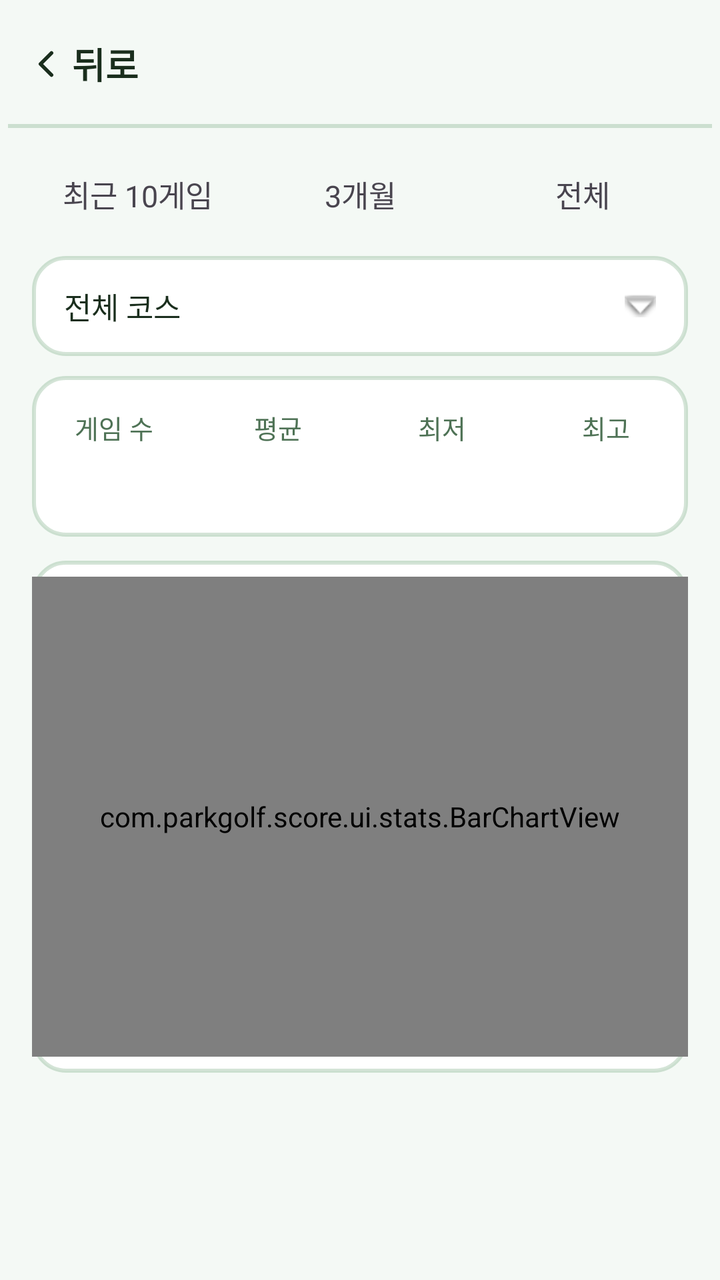
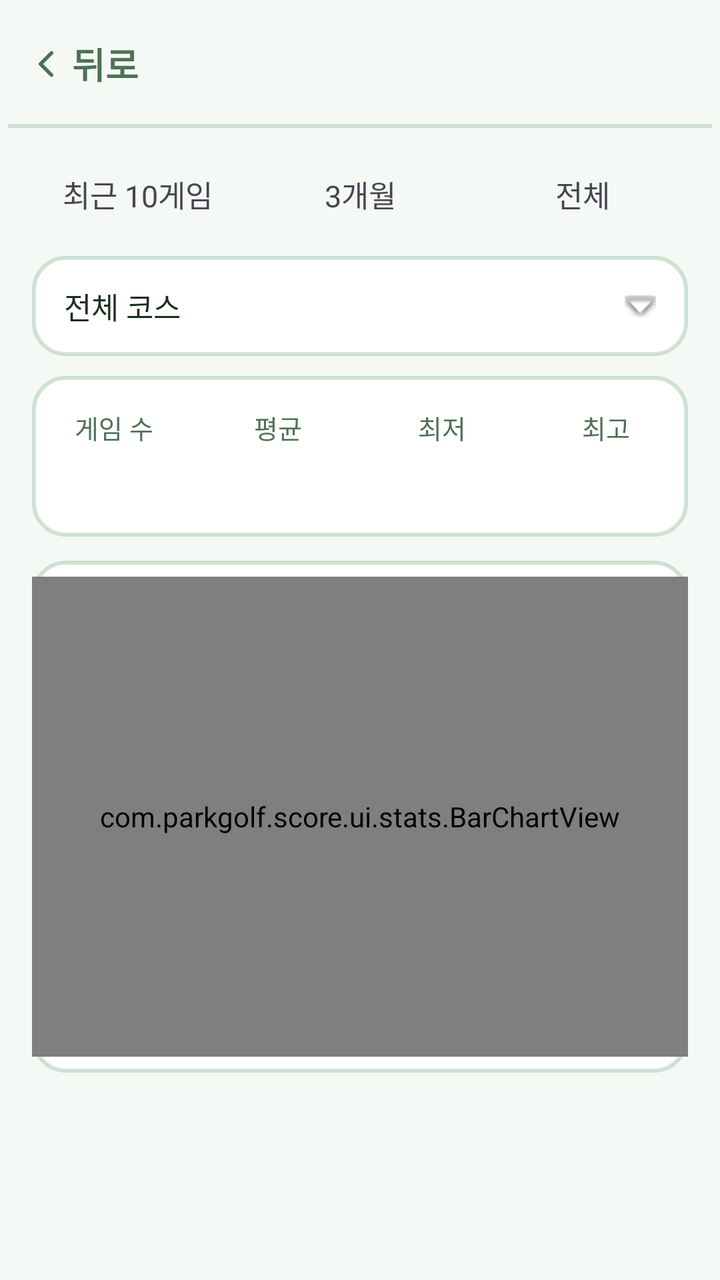

An Android layout rendered at two revisions. The XML below is the earlier revision; the diff shows what the commit changed to produce the second picture.
<!-- AndroidManifest.xml: application theme Theme.ParkGolf -->
<!-- res/layout/fragment_stats.xml -->
<?xml version="1.0" encoding="utf-8"?>
<LinearLayout xmlns:android="http://schemas.android.com/apk/res/android"
    xmlns:app="http://schemas.android.com/apk/res-auto"
    android:layout_width="match_parent" android:layout_height="match_parent"
    android:orientation="vertical" android:background="?attr/parkBackground">
    <include android:id="@+id/topBar" layout="@layout/view_top_bar" />

    <LinearLayout android:layout_width="match_parent" android:layout_height="wrap_content"
        android:orientation="horizontal"
        android:layout_marginHorizontal="@dimen/screen_padding" android:layout_marginTop="12dp">
        <TextView android:id="@+id/tabRecent10"
            android:layout_width="0dp" android:layout_height="wrap_content" android:layout_weight="1"
            android:gravity="center" android:paddingVertical="10dp" android:layout_marginEnd="6dp"
            android:text="@string/stats_period_recent10" android:textSize="15sp" />
        <TextView android:id="@+id/tab3m"
            android:layout_width="0dp" android:layout_height="wrap_content" android:layout_weight="1"
            android:gravity="center" android:paddingVertical="10dp" android:layout_marginEnd="6dp"
            android:text="@string/stats_period_3m" android:textSize="15sp" />
        <TextView android:id="@+id/tabAll"
            android:layout_width="0dp" android:layout_height="wrap_content" android:layout_weight="1"
            android:gravity="center" android:paddingVertical="10dp"
            android:text="@string/stats_period_all" android:textSize="15sp" />
    </LinearLayout>

    <TextView android:id="@+id/btnCourseFilter"
        android:layout_width="match_parent" android:layout_height="wrap_content"
        android:layout_marginHorizontal="@dimen/screen_padding" android:layout_marginTop="10dp"
        android:background="@drawable/bg_card" android:paddingVertical="14dp" android:paddingHorizontal="16dp"
        android:text="@string/stats_course_all" android:textColor="?attr/parkForeground"
        android:textSize="15sp" android:drawableEnd="@android:drawable/arrow_down_float" />

    <LinearLayout android:id="@+id/summaryCard"
        android:layout_width="match_parent" android:layout_height="wrap_content"
        android:orientation="horizontal" android:background="@drawable/bg_card"
        android:layout_marginHorizontal="@dimen/screen_padding" android:layout_marginTop="10dp"
        android:paddingVertical="16dp">
        <LinearLayout android:layout_width="0dp" android:layout_height="wrap_content"
            android:layout_weight="1" android:orientation="vertical" android:gravity="center">
            <TextView android:layout_width="wrap_content" android:layout_height="wrap_content"
                android:text="@string/stats_games_count" android:textColor="?attr/parkMutedForeground" android:textSize="13sp" />
            <TextView android:id="@+id/tvCount" android:layout_width="wrap_content" android:layout_height="wrap_content"
                android:textColor="?attr/parkForeground" android:textSize="20sp" android:textStyle="bold" android:layout_marginTop="2dp" />
        </LinearLayout>
        <LinearLayout android:layout_width="0dp" android:layout_height="wrap_content"
            android:layout_weight="1" android:orientation="vertical" android:gravity="center">
            <TextView android:layout_width="wrap_content" android:layout_height="wrap_content"
                android:text="@string/stats_rel_avg" android:textColor="?attr/parkMutedForeground" android:textSize="13sp" />
            <TextView android:id="@+id/tvAvg" android:layout_width="wrap_content" android:layout_height="wrap_content"
                android:textColor="?attr/parkForeground" android:textSize="20sp" android:textStyle="bold" android:layout_marginTop="2dp" />
        </LinearLayout>
        <LinearLayout android:layout_width="0dp" android:layout_height="wrap_content"
            android:layout_weight="1" android:orientation="vertical" android:gravity="center">
            <TextView android:layout_width="wrap_content" android:layout_height="wrap_content"
                android:text="@string/stats_rel_best" android:textColor="?attr/parkMutedForeground" android:textSize="13sp" />
            <TextView android:id="@+id/tvBest" android:layout_width="wrap_content" android:layout_height="wrap_content"
                android:textColor="?attr/parkForeground" android:textSize="20sp" android:textStyle="bold" android:layout_marginTop="2dp" />
        </LinearLayout>
        <LinearLayout android:layout_width="0dp" android:layout_height="wrap_content"
            android:layout_weight="1" android:orientation="vertical" android:gravity="center">
            <TextView android:layout_width="wrap_content" android:layout_height="wrap_content"
                android:text="@string/stats_rel_worst" android:textColor="?attr/parkMutedForeground" android:textSize="13sp" />
            <TextView android:id="@+id/tvWorst" android:layout_width="wrap_content" android:layout_height="wrap_content"
                android:textColor="?attr/parkForeground" android:textSize="20sp" android:textStyle="bold" android:layout_marginTop="2dp" />
        </LinearLayout>
    </LinearLayout>

    <HorizontalScrollView android:id="@+id/chartScroll"
        android:layout_width="match_parent" android:layout_height="wrap_content"
        android:layout_marginHorizontal="@dimen/screen_padding" android:layout_marginTop="12dp"
        android:background="@drawable/bg_card" android:paddingVertical="8dp"
        android:scrollbars="none" android:fillViewport="true">
        <com.parkgolf.score.ui.stats.BarChartView android:id="@+id/chart"
            android:layout_width="wrap_content" android:layout_height="240dp" />
    </HorizontalScrollView>

    <LinearLayout android:id="@+id/emptyView"
        android:layout_width="match_parent" android:layout_height="0dp" android:layout_weight="1"
        android:orientation="vertical" android:gravity="center" android:visibility="gone"
        android:paddingHorizontal="@dimen/screen_padding">
        <TextView android:layout_width="wrap_content" android:layout_height="wrap_content"
            android:text="@string/stats_empty_title" android:textColor="?attr/parkForeground"
            android:textSize="18sp" android:textStyle="bold" android:gravity="center" />
        <TextView android:layout_width="wrap_content" android:layout_height="wrap_content"
            android:text="@string/stats_empty_desc" android:textColor="?attr/parkMutedForeground"
            android:textSize="15sp" android:layout_marginTop="4dp" android:gravity="center" />
    </LinearLayout>

    <View android:layout_width="match_parent" android:layout_height="0dp" android:layout_weight="1" />
</LinearLayout>
<!-- res/layout/view_top_bar.xml (included above) -->
<?xml version="1.0" encoding="utf-8"?>
<androidx.constraintlayout.widget.ConstraintLayout
    xmlns:android="http://schemas.android.com/apk/res/android"
    xmlns:app="http://schemas.android.com/apk/res-auto"
    android:layout_width="match_parent"
    android:layout_height="wrap_content"
    android:background="?attr/parkBackground"
    android:minHeight="64dp"
    android:paddingHorizontal="4dp">

    <LinearLayout
        android:id="@+id/btnBack"
        android:layout_width="wrap_content"
        android:layout_height="@dimen/touch_min"
        android:orientation="horizontal"
        android:gravity="center_vertical"
        android:paddingHorizontal="8dp"
        android:background="?attr/selectableItemBackground"
        android:clickable="true"
        android:focusable="true"
        android:contentDescription="@string/back"
        app:layout_constraintStart_toStartOf="parent"
        app:layout_constraintTop_toTopOf="parent"
        app:layout_constraintBottom_toBottomOf="parent">
        <ImageView
            android:layout_width="22dp" android:layout_height="22dp"
            android:src="@drawable/ic_chevron_left"
            android:importantForAccessibility="no" />
        <TextView
            android:layout_width="wrap_content" android:layout_height="wrap_content"
            android:layout_marginStart="2dp"
            android:text="@string/back"
            android:textColor="?attr/parkForeground"
            android:textSize="@dimen/body_text"
            android:textStyle="bold" />
    </LinearLayout>

    <TextView
        android:id="@+id/tvBarTitle"
        android:layout_width="0dp"
        android:layout_height="wrap_content"
        android:gravity="center"
        android:textSize="@dimen/body_text"
        android:textStyle="bold"
        android:textColor="?attr/parkForeground"
        android:maxLines="1"
        android:ellipsize="end"
        app:layout_constraintStart_toEndOf="@id/btnBack"
        app:layout_constraintEnd_toStartOf="@id/barSpacer"
        app:layout_constraintTop_toTopOf="parent"
        app:layout_constraintBottom_toBottomOf="parent" />

    <Space
        android:id="@+id/barSpacer"
        android:layout_width="72dp"
        android:layout_height="1dp"
        app:layout_constraintEnd_toEndOf="parent"
        app:layout_constraintTop_toTopOf="parent" />

    <View android:layout_width="0dp" android:layout_height="@dimen/border_width"
        android:background="?attr/parkBorder"
        app:layout_constraintStart_toStartOf="parent"
        app:layout_constraintEnd_toEndOf="parent"
        app:layout_constraintBottom_toBottomOf="parent" />
</androidx.constraintlayout.widget.ConstraintLayout>
<!-- resources referenced by this layout -->
<resources>
  <dimen name="body_text">18sp</dimen>
  <dimen name="border_width">2dp</dimen>
  <dimen name="screen_padding">16dp</dimen>
  <dimen name="touch_min">56dp</dimen>
  <!-- drawable bg_card (drawable) -->
  <?xml version="1.0" encoding="utf-8"?>
  <shape xmlns:android="http://schemas.android.com/apk/res/android" android:shape="rectangle">
      <solid android:color="@color/card" />
      <corners android:radius="@dimen/radius_card" />
      <stroke android:width="@dimen/border_width" android:color="?attr/parkBorder" />
  </shape>
  <!-- drawable ic_chevron_left (drawable) -->
  <vector xmlns:android="http://schemas.android.com/apk/res/android" android:width="24dp" android:height="24dp" android:viewportWidth="24" android:viewportHeight="24">
      <path android:strokeColor="?attr/parkForeground" android:strokeWidth="2" android:strokeLineCap="round" android:strokeLineJoin="round" android:pathData="M15,18 L9,12 L15,6" />
  </vector>
  <string name="back">뒤로</string>
  <string name="stats_course_all">전체 코스</string>
  <string name="stats_empty_desc">이 범위에 해당하는 완료 게임이 없어요</string>
  <string name="stats_empty_title">통계를 표시할 기록이 없습니다</string>
  <string name="stats_games_count">게임 수</string>
  <string name="stats_period_3m">3개월</string>
  <string name="stats_period_all">전체</string>
  <string name="stats_period_recent10">최근 10게임</string>
  <string name="stats_rel_avg">평균</string>
  <string name="stats_rel_best">최저</string>
  <string name="stats_rel_worst">최고</string>
  <style name="Theme.ParkGolf" parent="Theme.ParkGolf.Green" />
  <color name="card">#FFFFFF</color>
  <dimen name="radius_card">16dp</dimen>
  <style name="Theme.ParkGolf.Green" parent="Theme.ParkGolf.Base">
          <item name="colorPrimary">#2A7A3B</item>
          <item name="android:windowBackground">#F4F9F5</item>
          <item name="parkBackground">#F4F9F5</item>
          <item name="parkForeground">#1A2E1D</item>
          <item name="parkPrimary">#2A7A3B</item>
          <item name="parkPrimary10">#1A2A7A3B</item>
          <item name="parkSecondary">#E6F2E8</item>
          <item name="parkMuted">#EAF3EC</item>
          <item name="parkMutedForeground">#4E7255</item>
          <item name="parkAccent">#D2EBDA</item>
          <item name="parkAccentForeground">#1A3D21</item>
          <item name="parkBorder">#332A7A3B</item>
          <item name="parkInputBg">#EAF3EC</item>
      </style>
  <style name="Theme.ParkGolf.Base" parent="Theme.Material3.DayNight.NoActionBar">
          <item name="colorOnPrimary">@color/on_primary</item>
          <item name="android:textColorPrimary">?attr/parkForeground</item>
      </style>
  <color name="on_primary">#FFFFFF</color>
</resources>

<!-- the commit's change to res/layout/fragment_stats.xml (unified diff, before → after) -->
@@ -68,7 +68,9 @@
         android:layout_width="match_parent" android:layout_height="wrap_content"
         android:layout_marginHorizontal="@dimen/screen_padding" android:layout_marginTop="12dp"
         android:background="@drawable/bg_card" android:paddingVertical="8dp"
-        android:scrollbars="none" android:fillViewport="true">
+        android:scrollbars="none" android:fillViewport="true"
+        android:requiresFadingEdge="horizontal"
+        android:fadingEdgeLength="@dimen/scroll_fade">
         <com.parkgolf.score.ui.stats.BarChartView android:id="@+id/chart"
             android:layout_width="wrap_content" android:layout_height="240dp" />
     </HorizontalScrollView>
@@ -115,12 +117,13 @@
         <ImageView
             android:layout_width="22dp" android:layout_height="22dp"
             android:src="@drawable/ic_chevron_left"
-            android:importantForAccessibility="no" />
+            android:importantForAccessibility="no"
+            app:tint="?attr/parkMutedForeground" />
         <TextView
             android:layout_width="wrap_content" android:layout_height="wrap_content"
             android:layout_marginStart="2dp"
             android:text="@string/back"
-            android:textColor="?attr/parkForeground"
+            android:textColor="?attr/parkMutedForeground"
             android:textSize="@dimen/body_text"
             android:textStyle="bold" />
     </LinearLayout>
<!-- resource entries referenced after the edit -->
@@ -3,6 +3,7 @@
   <dimen name="body_text">18sp</dimen>
   <dimen name="border_width">2dp</dimen>
   <dimen name="screen_padding">16dp</dimen>
+  <dimen name="scroll_fade">24dp</dimen>
   <dimen name="touch_min">56dp</dimen>
   <!-- drawable bg_card (drawable) -->
   <?xml version="1.0" encoding="utf-8"?>
